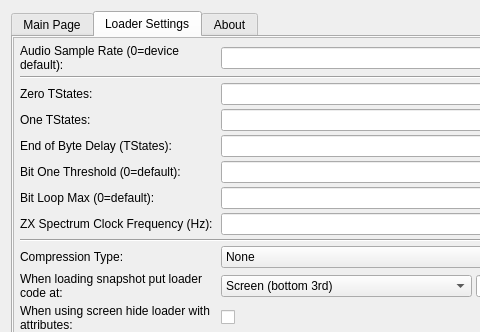
First picture: the form in zqloaderui/dialog.ui, repository oxidaan/zqloader, before the edit; both pictures show x 0 to 480 and y 0 to 332 of the 759 by 537 pixel window.
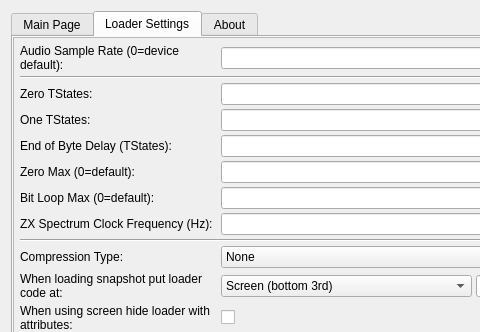
Second picture: the form after the edit. The open tabs and pages were chosen to show the change. Custom widgets are drawn as their Qt base class.

Patch:
```diff
--- a/zqloaderui/dialog.ui
+++ b/zqloaderui/dialog.ui
@@ -380,8 +380,8 @@
            <rect>
             <x>0</x>
             <y>0</y>
-            <width>508</width>
-            <height>349</height>
+            <width>733</width>
+            <height>398</height>
            </rect>
           </property>
           <layout class="QGridLayout" name="gridLayout_421">
@@ -419,7 +419,7 @@
            <item row="5" column="1">
             <widget class="QLabel" name="label_14">
              <property name="text">
-              <string>Bit One Threshold (0=default):</string>
+              <string>Zero Max (0=default):</string>
              </property>
             </widget>
            </item>
```
Left out of the diff: 36 changed lines with no effect on the pictures.
